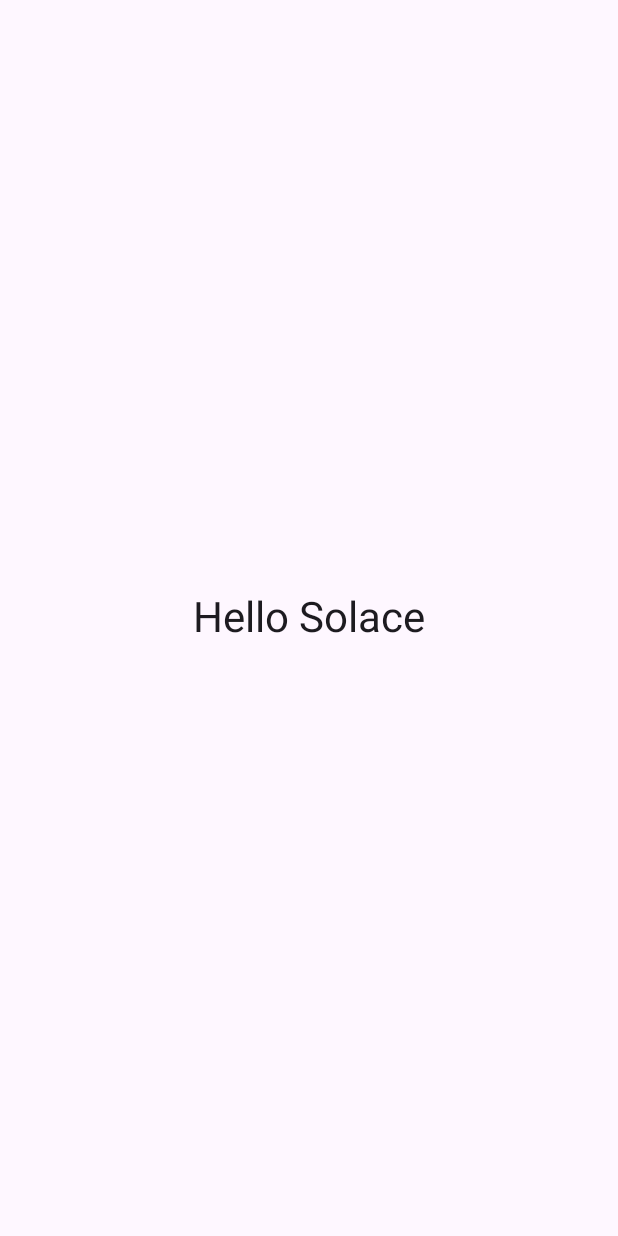
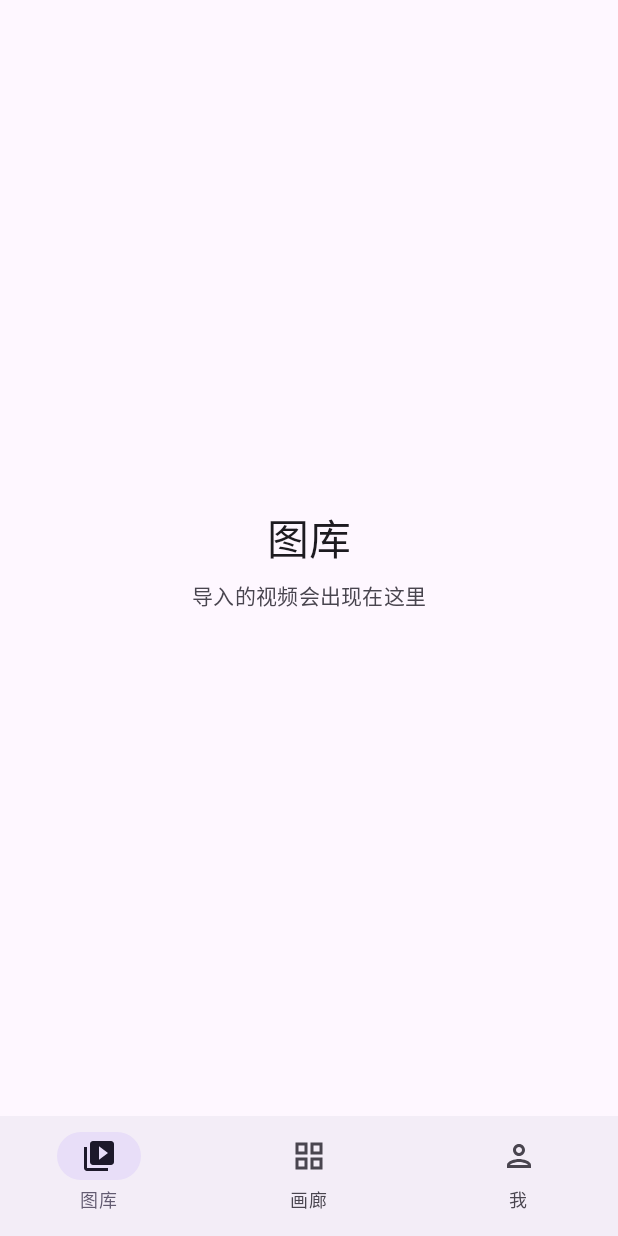
Before and after one commit to hiyuki-ai/solace, an Android app built with Jetpack Compose: the screen it shows after launch (MainActivity), on a phone screen of 412 x 824 dp. Before the commit the screen is almost empty. Run offline under Robolectric (Android 15) with nearby library versions, the phone set to English and light mode, and no system bars.

Commit message:
feat: add bottom navigation with library, gallery and profile tabs

```diff
--- a/app/build.gradle.kts
+++ b/app/build.gradle.kts
@@ -39,6 +39,8 @@ dependencies {
     implementation(platform(libs.androidx.compose.bom))
     implementation(libs.androidx.compose.ui)
     implementation(libs.androidx.compose.material3)
+    implementation(libs.androidx.compose.material.icons.extended)
+    implementation(libs.androidx.navigation.compose)
 
     debugImplementation(libs.androidx.compose.ui.tooling)
 }
--- a/app/src/main/java/com/solace/app/MainActivity.kt
+++ b/app/src/main/java/com/solace/app/MainActivity.kt
@@ -3,48 +3,16 @@ package com.solace.app
 import android.os.Bundle
 import androidx.activity.ComponentActivity
 import androidx.activity.compose.setContent
-import androidx.compose.foundation.layout.Box
-import androidx.compose.foundation.layout.fillMaxSize
-import androidx.compose.material3.MaterialTheme
-import androidx.compose.material3.Surface
-import androidx.compose.material3.Text
-import androidx.compose.runtime.Composable
-import androidx.compose.ui.Alignment
-import androidx.compose.ui.Modifier
-import androidx.compose.ui.tooling.preview.Preview
+import com.solace.app.ui.SolaceApp
+import com.solace.app.ui.theme.SolaceTheme
 
 class MainActivity : ComponentActivity() {
     override fun onCreate(savedInstanceState: Bundle?) {
         super.onCreate(savedInstanceState)
         setContent {
             SolaceTheme {
-                Surface(modifier = Modifier.fillMaxSize()) {
-                    Greeting()
-                }
+                SolaceApp()
             }
         }
     }
 }
-
-@Composable
-private fun SolaceTheme(content: @Composable () -> Unit) {
-    MaterialTheme(content = content)
-}
-
-@Composable
-private fun Greeting(modifier: Modifier = Modifier) {
-    Box(modifier = modifier.fillMaxSize(), contentAlignment = Alignment.Center) {
-        Text(
-            text = "Hello Solace",
-            style = MaterialTheme.typography.headlineMedium,
-        )
-    }
-}
-
-@Preview(showBackground = true)
-@Composable
-private fun GreetingPreview() {
-    SolaceTheme {
-        Greeting()
-    }
-}
--- /dev/null
+++ b/app/src/main/java/com/solace/app/ui/SolaceApp.kt
@@ -0,0 +1,76 @@
+package com.solace.app.ui
+
+import androidx.compose.foundation.layout.padding
+import androidx.compose.material3.Icon
+import androidx.compose.material3.NavigationBar
+import androidx.compose.material3.NavigationBarItem
+import androidx.compose.material3.Scaffold
+import androidx.compose.material3.Text
+import androidx.compose.runtime.Composable
+import androidx.compose.runtime.getValue
+import androidx.compose.ui.Modifier
+import androidx.compose.ui.res.stringResource
+import androidx.navigation.NavGraph.Companion.findStartDestination
+import androidx.navigation.compose.NavHost
+import androidx.navigation.compose.composable
+import androidx.navigation.compose.currentBackStackEntryAsState
+import androidx.navigation.compose.rememberNavController
+import com.solace.app.ui.navigation.SolaceDestination
+import com.solace.app.ui.screens.GalleryScreen
+import com.solace.app.ui.screens.LibraryScreen
+import com.solace.app.ui.screens.ProfileScreen
+
+@Composable
+fun SolaceApp() {
+    val navController = rememberNavController()
+    val backStackEntry by navController.currentBackStackEntryAsState()
+    val currentRoute = backStackEntry?.destination?.route
+
+    Scaffold(
+        bottomBar = {
+            NavigationBar {
+                SolaceDestination.entries.forEach { destination ->
+                    val selected = currentRoute == destination.route
+                    NavigationBarItem(
+                        selected = selected,
+                        onClick = {
+                            if (!selected) {
+                                navController.navigate(destination.route) {
+                                    // 切换 tab 时保留各页面状态，且不堆积返回栈。
+                                    popUpTo(navController.graph.findStartDestination().id) {
+                                        saveState = true
+                                    }
+                                    launchSingleTop = true
+                                    restoreState = true
+                                }
+                            }
+                        },
+                        icon = {
+                            Icon(
+                                imageVector = if (selected) {
+                                    destination.selectedIcon
+                                } else {
+                                    destination.unselectedIcon
+                                },
+                                contentDescription = stringResource(destination.labelRes),
+                            )
+                        },
+                        label = {
+                            Text(text = stringResource(destination.labelRes))
+                        },
+                    )
+                }
+            }
+        },
+    ) { innerPadding ->
+        NavHost(
+            navController = navController,
+            startDestination = SolaceDestination.Library.route,
+            modifier = Modifier.padding(innerPadding),
+        ) {
+            composable(SolaceDestination.Library.route) { LibraryScreen() }
+            composable(SolaceDestination.Gallery.route) { GalleryScreen() }
+            composable(SolaceDestination.Profile.route) { ProfileScreen() }
+        }
+    }
+}
--- /dev/null
+++ b/app/src/main/java/com/solace/app/ui/components/PlaceholderScreen.kt
@@ -0,0 +1,43 @@
+package com.solace.app.ui.components
+
+import androidx.compose.foundation.layout.Arrangement
+import androidx.compose.foundation.layout.Column
+import androidx.compose.foundation.layout.fillMaxSize
+import androidx.compose.foundation.layout.padding
+import androidx.compose.material3.MaterialTheme
+import androidx.compose.material3.Text
+import androidx.compose.runtime.Composable
+import androidx.compose.ui.Alignment
+import androidx.compose.ui.Modifier
+import androidx.compose.ui.text.style.TextAlign
+import androidx.compose.ui.unit.dp
+
+/**
+ * 一级页面的占位内容，后续由真实功能替换。
+ */
+@Composable
+fun PlaceholderScreen(
+    title: String,
+    subtitle: String,
+    modifier: Modifier = Modifier,
+) {
+    Column(
+        modifier = modifier
+            .fillMaxSize()
+            .padding(horizontal = 32.dp),
+        verticalArrangement = Arrangement.Center,
+        horizontalAlignment = Alignment.CenterHorizontally,
+    ) {
+        Text(
+            text = title,
+            style = MaterialTheme.typography.headlineMedium,
+        )
+        Text(
+            text = subtitle,
+            style = MaterialTheme.typography.bodyMedium,
+            color = MaterialTheme.colorScheme.onSurfaceVariant,
+            textAlign = TextAlign.Center,
+            modifier = Modifier.padding(top = 8.dp),
+        )
+    }
+}
--- /dev/null
+++ b/app/src/main/java/com/solace/app/ui/navigation/SolaceDestination.kt
@@ -0,0 +1,41 @@
+package com.solace.app.ui.navigation
+
+import androidx.annotation.StringRes
+import androidx.compose.material.icons.Icons
+import androidx.compose.material.icons.filled.GridView
+import androidx.compose.material.icons.filled.Person
+import androidx.compose.material.icons.filled.VideoLibrary
+import androidx.compose.material.icons.outlined.GridView
+import androidx.compose.material.icons.outlined.Person
+import androidx.compose.material.icons.outlined.VideoLibrary
+import androidx.compose.ui.graphics.vector.ImageVector
+import com.solace.app.R
+
+/**
+ * 底部导航的三个一级页面。
+ */
+enum class SolaceDestination(
+    val route: String,
+    @param:StringRes val labelRes: Int,
+    val selectedIcon: ImageVector,
+    val unselectedIcon: ImageVector,
+) {
+    Library(
+        route = "library",
+        labelRes = R.string.tab_library,
+        selectedIcon = Icons.Filled.VideoLibrary,
+        unselectedIcon = Icons.Outlined.VideoLibrary,
+    ),
+    Gallery(
+        route = "gallery",
+        labelRes = R.string.tab_gallery,
+        selectedIcon = Icons.Filled.GridView,
+        unselectedIcon = Icons.Outlined.GridView,
+    ),
+    Profile(
+        route = "profile",
+        labelRes = R.string.tab_profile,
+        selectedIcon = Icons.Filled.Person,
+        unselectedIcon = Icons.Outlined.Person,
+    ),
+}
--- /dev/null
+++ b/app/src/main/java/com/solace/app/ui/screens/GalleryScreen.kt
@@ -0,0 +1,16 @@
+package com.solace.app.ui.screens
+
+import androidx.compose.runtime.Composable
+import androidx.compose.ui.Modifier
+import androidx.compose.ui.res.stringResource
+import com.solace.app.R
+import com.solace.app.ui.components.PlaceholderScreen
+
+@Composable
+fun GalleryScreen(modifier: Modifier = Modifier) {
+    PlaceholderScreen(
+        title = stringResource(R.string.tab_gallery),
+        subtitle = stringResource(R.string.gallery_placeholder),
+        modifier = modifier,
+    )
+}
--- /dev/null
+++ b/app/src/main/java/com/solace/app/ui/screens/LibraryScreen.kt
@@ -0,0 +1,16 @@
+package com.solace.app.ui.screens
+
+import androidx.compose.runtime.Composable
+import androidx.compose.ui.Modifier
+import androidx.compose.ui.res.stringResource
+import com.solace.app.R
+import com.solace.app.ui.components.PlaceholderScreen
+
+@Composable
+fun LibraryScreen(modifier: Modifier = Modifier) {
+    PlaceholderScreen(
+        title = stringResource(R.string.tab_library),
+        subtitle = stringResource(R.string.library_placeholder),
+        modifier = modifier,
+    )
+}
--- /dev/null
+++ b/app/src/main/java/com/solace/app/ui/screens/ProfileScreen.kt
@@ -0,0 +1,16 @@
+package com.solace.app.ui.screens
+
+import androidx.compose.runtime.Composable
+import androidx.compose.ui.Modifier
+import androidx.compose.ui.res.stringResource
+import com.solace.app.R
+import com.solace.app.ui.components.PlaceholderScreen
+
+@Composable
+fun ProfileScreen(modifier: Modifier = Modifier) {
+    PlaceholderScreen(
+        title = stringResource(R.string.tab_profile),
+        subtitle = stringResource(R.string.profile_placeholder),
+        modifier = modifier,
+    )
+}
--- /dev/null
+++ b/app/src/main/java/com/solace/app/ui/theme/Theme.kt
@@ -0,0 +1,9 @@
+package com.solace.app.ui.theme
+
+import androidx.compose.material3.MaterialTheme
+import androidx.compose.runtime.Composable
+
+@Composable
+fun SolaceTheme(content: @Composable () -> Unit) {
+    MaterialTheme(content = content)
+}
--- a/app/src/main/res/values/strings.xml
+++ b/app/src/main/res/values/strings.xml
@@ -1,4 +1,12 @@
 <?xml version="1.0" encoding="utf-8"?>
 <resources>
     <string name="app_name">Solace</string>
+
+    <string name="tab_library">图库</string>
+    <string name="tab_gallery">画廊</string>
+    <string name="tab_profile">我</string>
+
+    <string name="library_placeholder">导入的视频会出现在这里</string>
+    <string name="gallery_placeholder">这里将展示竖滑视频画廊</string>
+    <string name="profile_placeholder">个人中心与设置</string>
 </resources>
--- a/gradle/libs.versions.toml
+++ b/gradle/libs.versions.toml
@@ -4,6 +4,7 @@ kotlin = "2.4.21"
 composeBom = "2026.11.01"
 activityCompose = "1.13.0"
 coreKtx = "1.19.1"
+navigationCompose = "2.10.2"
 
 [libraries]
 androidx-core-ktx = { group = "androidx.core", name = "core-ktx", version.ref = "coreKtx" }
@@ -13,6 +14,8 @@ androidx-compose-ui = { group = "androidx.compose.ui", name = "ui" }
 androidx-compose-ui-tooling = { group = "androidx.compose.ui", name = "ui-tooling" }
 androidx-compose-ui-tooling-preview = { group = "androidx.compose.ui", name = "ui-tooling-preview" }
 androidx-compose-material3 = { group = "androidx.compose.material3", name = "material3" }
+androidx-compose-material-icons-extended = { group = "androidx.compose.material", name = "material-icons-extended" }
+androidx-navigation-compose = { group = "androidx.navigation", name = "navigation-compose", version.ref = "navigationCompose" }
 
 [plugins]
 android-application = { id = "com.android.application", version.ref = "agp" }
```
